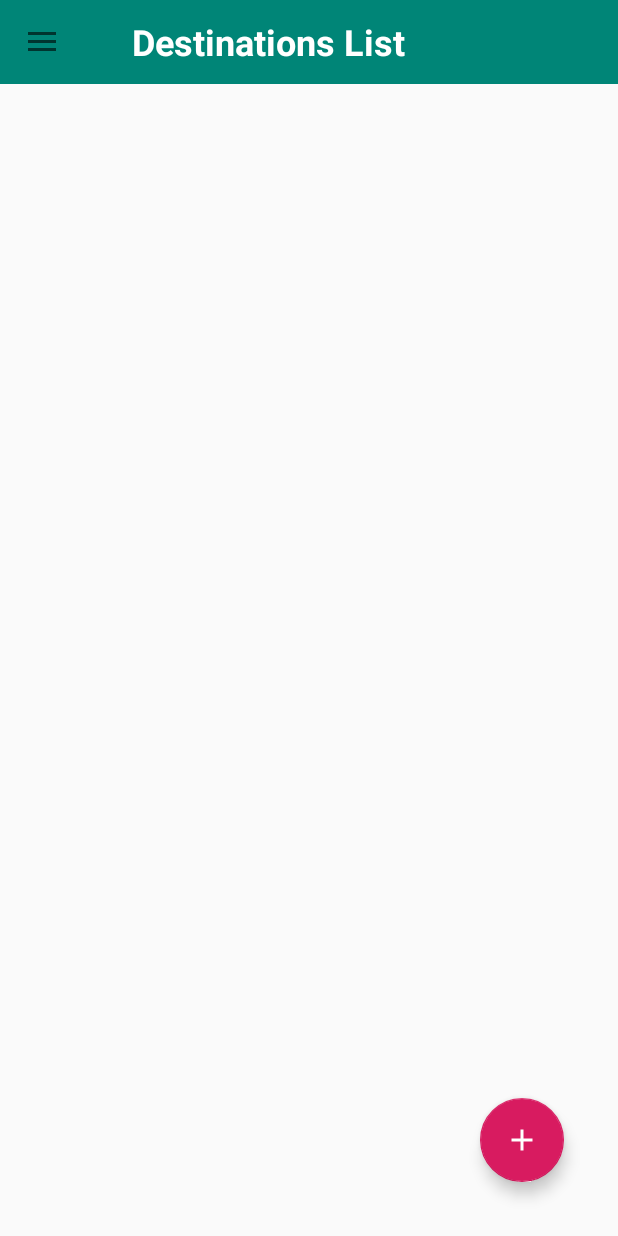
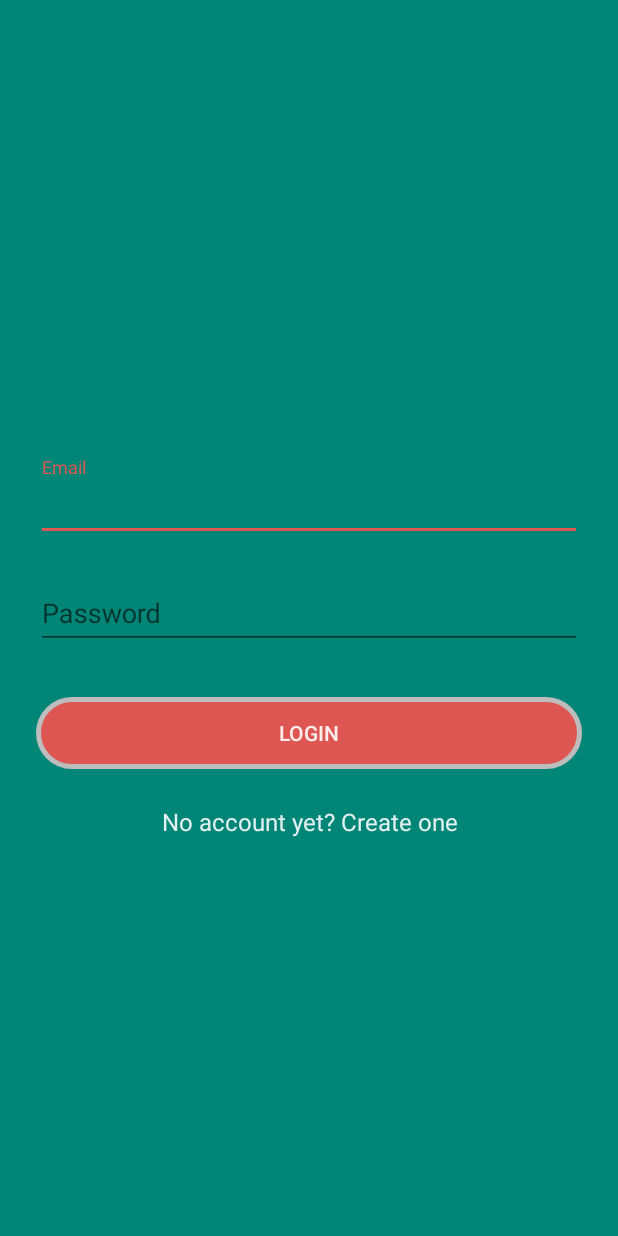
Before and after one commit to Eugen998/TravelJournal, an Android app: the screen it shows after launch (DestinationsList before the commit, signin after it), on a phone screen of 412 x 824 dp. Run offline under Robolectric (Android 15) with nearby library versions, the phone set to English and light mode, and no system bars; our stand-ins replace Firebase (no records; nobody signed in at launch, a user with empty details on screens opened directly).

Commit message:
What is left to do: -room -camera photo is saved as bitmap, I have to get the Uri -navigation drawer buttons -favourites
For some reason capturing a photo does not work, even though i followed the steps from Android Site.

Updated the look of the app.

Implementet FireBase Login and SignUp.

```diff
--- a/app/build.gradle
+++ b/app/build.gradle
@@ -19,7 +19,9 @@ android {
 }
 
 dependencies {
+
     implementation fileTree(dir: 'libs', include: ['*.jar'])
+    //noinspection GradleCompatible
     implementation 'com.android.support:appcompat-v7:28.0.0'
     implementation 'com.android.support:design:28.0.0'
     implementation 'com.android.support.constraint:constraint-layout:1.1.3'
@@ -38,5 +40,7 @@ dependencies {
     implementation 'com.android.support:appcompat-v7:28.0.0'
     implementation 'com.android.support:design:28.0.0'
 
-
+    implementation 'com.google.firebase:firebase-core:16.0.7'
+    implementation 'com.google.firebase:firebase-auth:16.1.0'
 }
+apply plugin: 'com.google.gms.google-services'
--- /dev/null
+++ b/app/src/main/java/com/example/eugen/traveljournal/signin.java
@@ -0,0 +1,82 @@
+package com.example.eugen.traveljournal;
+
+import android.content.Intent;
+import android.os.Bundle;
+import android.support.annotation.NonNull;
+import android.support.v7.app.AppCompatActivity;
+import android.util.Patterns;
+import android.view.View;
+import android.widget.EditText;
+import android.widget.Toast;
+
+import com.google.android.gms.tasks.OnCompleteListener;
+import com.google.android.gms.tasks.Task;
+import com.google.firebase.auth.AuthResult;
+import com.google.firebase.auth.FirebaseAuth;
+
+public class signin extends AppCompatActivity implements View.OnClickListener {
+
+    FirebaseAuth mAuth;
+    EditText inputEmail;
+    EditText inputPassword;
+
+    @Override
+    protected void onCreate(Bundle savedInstanceState) {
+        super.onCreate(savedInstanceState);
+        setContentView(R.layout.activity_signin);
+
+        inputEmail = findViewById(R.id.input_email);
+        inputPassword = findViewById(R.id.input_password);
+        mAuth = FirebaseAuth.getInstance();
+        findViewById(R.id.link_signup).setOnClickListener(this);
+        findViewById(R.id.btn_login).setOnClickListener(this);
+    }
+
+    private void userLogin() {
+        String email = inputEmail.getText().toString().trim();
+        String password = inputPassword.getText().toString().trim();
+        if (email.isEmpty()) {
+            inputEmail.setError("Please enter input Email");
+            inputEmail.requestFocus();
+            return;
+        }
+        if (!Patterns.EMAIL_ADDRESS.matcher(email).matches()) {
+            inputEmail.setError("Email input is not valid");
+            inputEmail.requestFocus();
+            return;
+        }
+        if (password.isEmpty()) {
+            inputPassword.setError("Please enter input Password");
+            inputPassword.requestFocus();
+            return;
+        }
+        if (password.length() < 6) {
+            inputPassword.setError("Password is too short");
+            inputPassword.requestFocus();
+            return;
+        }
+        mAuth.signInWithEmailAndPassword(email, password).addOnCompleteListener(new OnCompleteListener<AuthResult>() {
+            @Override
+            public void onComplete(@NonNull Task<AuthResult> task) {
+                if (task.isSuccessful()) {
+                    Toast.makeText(getApplicationContext(), "User registered succesfully", Toast.LENGTH_LONG).show();
+                } else {
+                    Toast.makeText(getApplicationContext(), task.getException().getMessage(), Toast.LENGTH_LONG);
+                }
+            }
+
+        });
+    }
+
+    @Override
+    public void onClick(View v) {
+        switch (v.getId()) {
+            case R.id.link_signup:
+                startActivity(new Intent(this, signup.class));
+                break;
+            case R.id.btn_login:
+                userLogin();
+                startActivity(new Intent(this, DestinationsList.class));
+        }
+    }
+}
--- a/app/src/main/res/layout/activity_destinations_list.xml
+++ b/app/src/main/res/layout/activity_destinations_list.xml
@@ -5,8 +5,8 @@
     android:id="@+id/drawer_layout"
     android:layout_width="match_parent"
     android:layout_height="match_parent"
-    android:fitsSystemWindows="true">
-    <!--tools:openDrawer="start"-->
+    android:fitsSystemWindows="true"
+    tools:openDrawer="start">
 
 
     <RelativeLayout xmlns:android="http://schemas.android.com/apk/res/android"
--- a/app/src/main/res/layout/activity_manage_trip.xml
+++ b/app/src/main/res/layout/activity_manage_trip.xml
@@ -187,7 +187,7 @@
                         android:padding="10dp"
                         android:layout_marginTop="5dp"
                         android:layout_marginBottom="5dp"
-                        android:layout_width="200dp"
+                        android:layout_width="180dp"
                         android:layout_height="0dp"
                         android:layout_gravity="center_horizontal"
                         android:layout_weight="2"
@@ -218,7 +218,7 @@
                         android:padding="10dp"
                         android:layout_marginTop="5dp"
                         android:layout_marginBottom="5dp"
-                        android:layout_width="200dp"
+                        android:layout_width="180dp"
                         android:layout_height="0dp"
                         android:layout_gravity="center_horizontal"
                         android:layout_weight="2"
--- /dev/null
+++ b/app/src/main/res/layout/activity_signin.xml
@@ -0,0 +1,67 @@
+<?xml version="1.0" encoding="utf-8"?>
+<ScrollView xmlns:android="http://schemas.android.com/apk/res/android"
+    android:layout_width="fill_parent"
+    android:layout_height="fill_parent"
+    android:fitsSystemWindows="true"
+    android:background="@color/colorPrimary">
+
+    <LinearLayout
+        android:orientation="vertical"
+        android:layout_width="match_parent"
+        android:layout_height="wrap_content"
+        android:paddingTop="56dp"
+        android:paddingLeft="24dp"
+        android:paddingRight="24dp"
+        android:layout_gravity="center">
+
+
+        <!-- Email Label -->
+        <android.support.design.widget.TextInputLayout
+            android:layout_width="match_parent"
+            android:layout_height="wrap_content"
+            android:layout_marginTop="8dp"
+            android:layout_marginBottom="8dp">
+            <EditText android:id="@+id/input_email"
+                android:layout_width="match_parent"
+                android:layout_height="wrap_content"
+                android:inputType="textEmailAddress"
+                android:hint="Email"
+                android:textColorHint="#e3ffffff"/>
+        </android.support.design.widget.TextInputLayout>
+
+        <!-- Password Label -->
+        <android.support.design.widget.TextInputLayout
+            android:layout_width="match_parent"
+            android:layout_height="wrap_content"
+            android:layout_marginTop="8dp"
+            android:layout_marginBottom="8dp">
+            <EditText android:id="@+id/input_password"
+                android:layout_width="match_parent"
+                android:layout_height="wrap_content"
+                android:inputType="textPassword"
+                android:hint="Password"
+                android:textColorHint="#e3ffffff"/>
+        </android.support.design.widget.TextInputLayout>
+
+        <android.support.v7.widget.AppCompatButton
+            android:id="@+id/btn_login"
+            android:layout_width="fill_parent"
+            android:layout_height="wrap_content"
+            android:layout_marginTop="24dp"
+            android:layout_marginBottom="24dp"
+            android:padding="12dp"
+            android:text="Login"
+            android:background="@drawable/rounded_regular_button"
+            android:textColor="#e3ffffff"/>
+
+        <TextView android:id="@+id/link_signup"
+            android:layout_width="fill_parent"
+            android:layout_height="wrap_content"
+            android:layout_marginBottom="24dp"
+            android:text="No account yet? Create one"
+            android:gravity="center"
+            android:textSize="16dip"
+            android:textColor="#e3ffffff"/>
+
+    </LinearLayout>
+</ScrollView>
--- a/app/src/main/res/values/colors.xml
+++ b/app/src/main/res/values/colors.xml
@@ -2,5 +2,5 @@
 <resources>
     <color name="colorPrimary">#008577</color>
     <color name="colorPrimaryDark">#00574B</color>
-    <color name="colorAccent">#D81B60</color>
+    <color name="colorAccent">#edef5350</color>
 </resources>
--- a/build.gradle
+++ b/build.gradle
@@ -9,7 +9,7 @@ buildscript {
     dependencies {
         classpath 'com.android.tools.build:gradle:3.2.1'
 
-
+        classpath 'com.google.gms:google-services:4.2.0' // google-services plugin
         // NOTE: Do not place your application dependencies here; they belong
         // in the individual module build.gradle files
     }
```
Also changed, not shown: app/src/main/AndroidManifest.xml (+18 -8 lines), app/src/main/java/com/example/eugen/traveljournal/ManageTripActivity.java (+4 -3 lines), app/src/main/java/com/example/eugen/traveljournal/signup.java (added, +100 -0 lines), app/src/main/res/layout/activity_signup.xml (added, +84 -0 lines), 1 other file.
